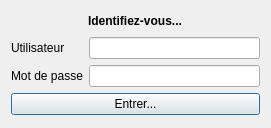
Qt form connexion.ui (samuelhentrics/Chifoumi) before a commit.
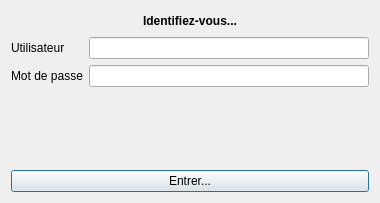
The same form after that commit.

```diff
--- a/connexion.ui
+++ b/connexion.ui
@@ -6,8 +6,8 @@
    <rect>
     <x>0</x>
     <y>0</y>
-    <width>271</width>
-    <height>128</height>
+    <width>380</width>
+    <height>203</height>
    </rect>
   </property>
   <property name="minimumSize">
@@ -30,7 +30,6 @@
      </property>
      <property name="font">
       <font>
-       <weight>75</weight>
        <bold>true</bold>
       </font>
      </property>
@@ -63,6 +62,21 @@
      </item>
     </layout>
    </item>
+   <item>
+    <widget class="QLabel" name="lError">
+     <property name="font">
+      <font>
+       <bold>true</bold>
+      </font>
+     </property>
+     <property name="text">
+      <string/>
+     </property>
+     <property name="alignment">
+      <set>Qt::AlignCenter</set>
+     </property>
+    </widget>
+   </item>
    <item>
     <widget class="QPushButton" name="bEntrer">
      <property name="text">
```
